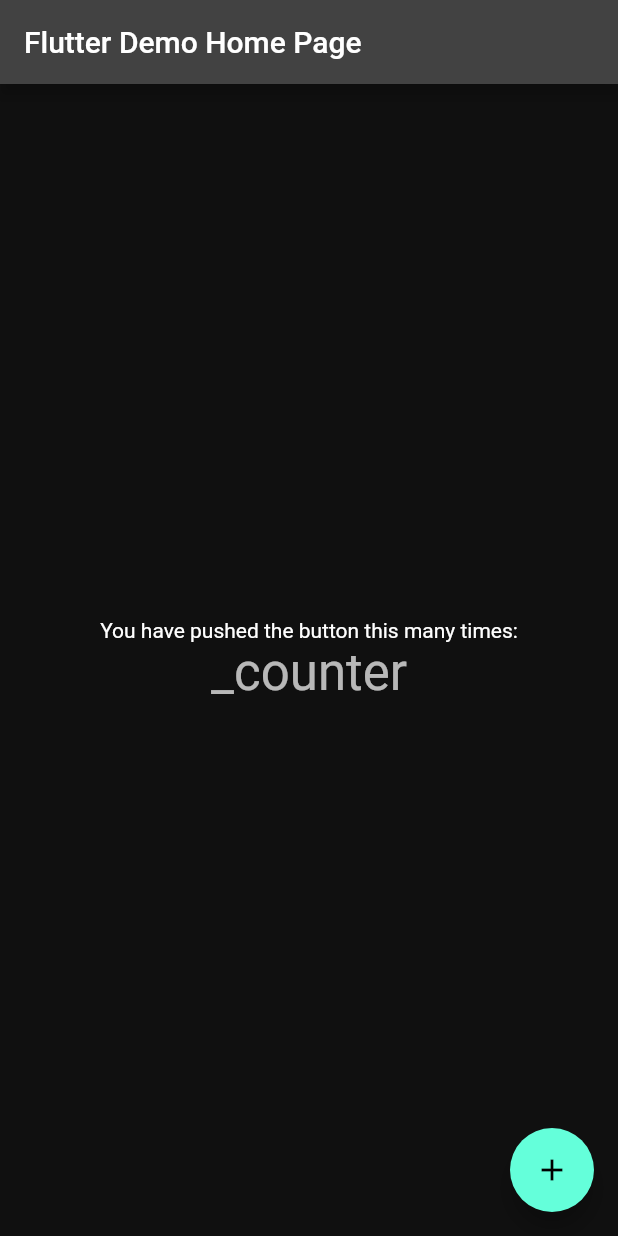
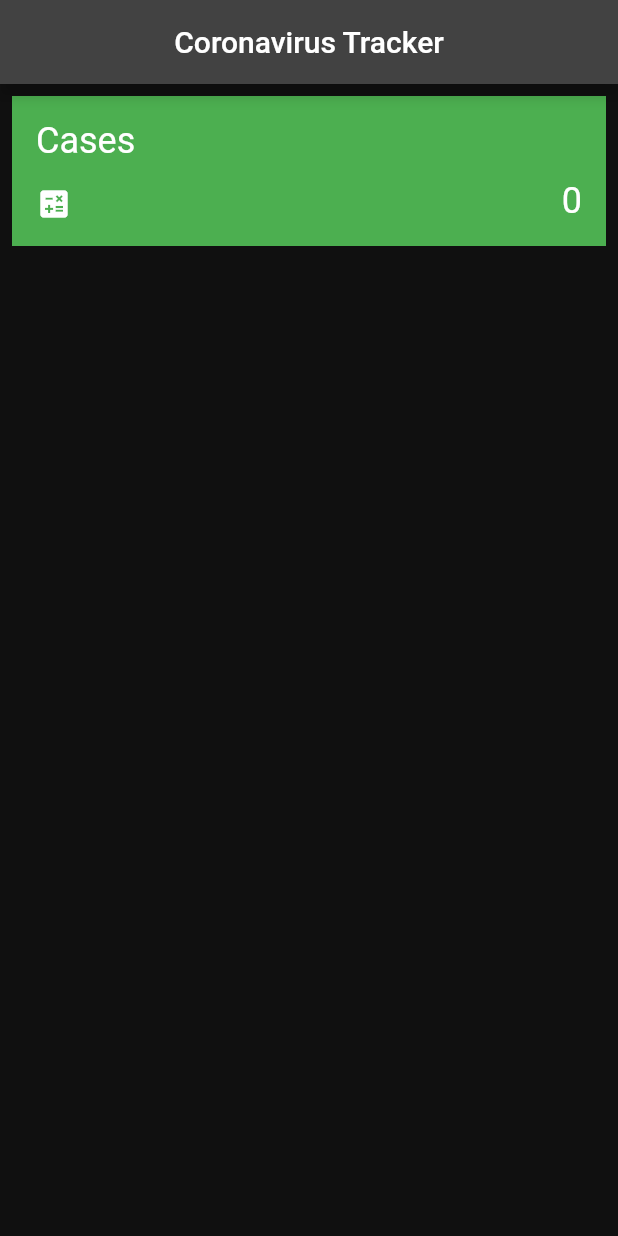
Before and after one commit to Mxhito/corona_api_app, a Flutter app: the screen it shows after launch, on a phone screen of 412 x 824 dp. Run offline on Flutter 3.47's test engine with Material 2 defaults, Android fonts, the phone set to English and light mode, and no system bars; network calls fail.

Commit message:
ui & fix

```diff
--- a/lib/app/repositories/data_repository.dart
+++ b/lib/app/repositories/data_repository.dart
@@ -6,19 +6,19 @@ class DataRepository {
   DataRepository({required this.apiService});
   final APIService apiService;
 
-  late String _accessToken;
+  String? _accessToken;
 
   Future<int> getEndpointData(Endpoint endpoint) async {
     try {
-      _accessToken = await apiService.getAccessToken();
+      _accessToken ??= await apiService.getAccessToken();
       return await apiService.getEndpointData(
-          accessToken: _accessToken, endpoint: endpoint);
+          accessToken: _accessToken ?? '', endpoint: endpoint);
     } on Response catch (response) {
       //if unauthorize, get access token again
       if (response.statusCode == 401) {
         _accessToken = await apiService.getAccessToken();
         return await apiService.getEndpointData(
-            accessToken: _accessToken, endpoint: endpoint);
+            accessToken: _accessToken ?? '', endpoint: endpoint);
       }
       rethrow;
     }
--- a/lib/app/services/api.dart
+++ b/lib/app/services/api.dart
@@ -14,10 +14,10 @@ class API {
 
   factory API.sandbox() => API(apiKey: APIKeys.ncovSandboxKey);
 
-  static const String host = 'https://ncov2019-admin.firebaseapp.com';
+  static const String host = 'ncov2019-admin.firebaseapp.com';
 
   Uri tokenUri() => Uri(
-        scheme: 'http',
+        scheme: 'https',
         host: host,
         path: 'token',
       );
--- a/lib/app/services/api_service.dart
+++ b/lib/app/services/api_service.dart
@@ -20,7 +20,7 @@ class APIService {
       }
     }
     print(
-        'Request ${api.tokenUri()} failed\nRessponse: ${responce.statusCode} ${responce.reasonPhrase}');
+        'Request ${api.tokenUri()} failed\nResponse: ${responce.statusCode} ${responce.reasonPhrase}');
     throw responce;
   }
 
@@ -43,7 +43,7 @@ class APIService {
       }
     }
     print(
-        'Request ${api.tokenUri()} failed\nRessponse: ${responce.statusCode} ${responce.reasonPhrase}');
+        'Request ${api.tokenUri()} failed\nResponse: ${responce.statusCode} ${responce.reasonPhrase}');
     throw responce;
   }
 
--- /dev/null
+++ b/lib/app/ui/dashboard.dart
@@ -0,0 +1,57 @@
+import 'package:corona_api_app/app/repositories/data_repository.dart';
+import 'package:corona_api_app/app/services/api.dart';
+import 'package:flutter/material.dart';
+import 'package:provider/provider.dart';
+
+import 'endpoint_card.dart';
+
+class Dashboard extends StatefulWidget {
+  const Dashboard({Key? key}) : super(key: key);
+
+  @override
+  State<Dashboard> createState() => _DashboardState();
+}
+
+class _DashboardState extends State<Dashboard> {
+  int? _cases;
+
+  Future<void> _updateData() async {
+    final dataRepository = Provider.of<DataRepository>(context, listen: false);
+    final cases = await dataRepository.getEndpointData(Endpoint.cases);
+    setState(() {
+      _cases = cases;
+    });
+  }
+
+  @override
+  void initState() {
+    super.initState();
+    _updateData();
+  }
+
+  @override
+  Widget build(BuildContext context) {
+    return Scaffold(
+      appBar: AppBar(
+        title: const Text('Coronavirus Tracker'),
+        centerTitle: true,
+      ),
+      body: SafeArea(
+        child: Padding(
+          padding: const EdgeInsets.all(8.0),
+          child: RefreshIndicator(
+            onRefresh: _updateData,
+            child: ListView(
+              children: [
+                EndpointCard(
+                  endpoint: Endpoint.cases,
+                  value: _cases ?? 0,
+                ),
+              ],
+            ),
+          ),
+        ),
+      ),
+    );
+  }
+}
--- /dev/null
+++ b/lib/app/ui/endpoint_card.dart
@@ -0,0 +1,45 @@
+import 'package:corona_api_app/app/services/api.dart';
+import 'package:flutter/material.dart';
+
+class EndpointCard extends StatelessWidget {
+  const EndpointCard({Key? key, required this.endpoint, required this.value})
+      : super(key: key);
+
+  final Endpoint endpoint;
+  final int value;
+
+  @override
+  Widget build(BuildContext context) {
+    return Container(
+      height: 100,
+      width: MediaQuery.of(context).size.width,
+      color: Colors.green,
+      padding: const EdgeInsets.all(8.0),
+      child: Stack(
+        children: [
+          Positioned(
+            top: 8.0,
+            left: 8.0,
+            child: Text(
+              'Cases',
+              style: Theme.of(context).textTheme.headline5,
+            ),
+          ),
+          const Positioned(
+            left: 8.0,
+            bottom: 8.0,
+            child: Icon(Icons.calculate),
+          ),
+          Positioned(
+            right: 8.0,
+            bottom: 8.0,
+            child: Text(
+              value.toString(),
+              style: Theme.of(context).textTheme.headline5,
+            ),
+          ),
+        ],
+      ),
+    );
+  }
+}
--- a/lib/main.dart
+++ b/lib/main.dart
@@ -1,3 +1,4 @@
+import 'package:corona_api_app/app/ui/dashboard.dart';
 import 'package:flutter/material.dart';
 
 import 'package:provider/provider.dart';
@@ -19,99 +20,12 @@
       create: (_) => DataRepository(apiService: APIService(API.sandbox())),
       child: MaterialApp(
         debugShowCheckedModeBanner: false,
-        title: 'Coronavirus Tracker',
         theme: ThemeData.dark().copyWith(
           scaffoldBackgroundColor: const Color(0xFF101010),
           canvasColor: const Color(0xFF222222),
         ),
-        home: const MyHomePage(title: 'Flutter Demo Home Page'),
+        home: const Dashboard(),
       ),
     );
   }
 }
-
-class MyHomePage extends StatefulWidget {
-  const MyHomePage({Key? key, required this.title}) : super(key: key);
-
-  // This widget is the home page of your application. It is stateful, meaning
-  // that it has a State object (defined below) that contains fields that affect
-  // how it looks.
-
-  // This class is the configuration for the state. It holds the values (in this
-  // case the title) provided by the parent (in this case the App widget) and
-  // used by the build method of the State. Fields in a Widget subclass are
-  // always marked "final".
-
-  final String title;
-
-  @override
-  State<MyHomePage> createState() => _MyHomePageState();
-}
-
-class _MyHomePageState extends State<MyHomePage> {
-  String accessToken = '';
-  // late int _cases;
-  // late int _deaths;
-
-  void _incrementCounter() {
-    setState(() {
-      // This call to setState tells the Flutter framework that something has
-      // changed in this State, which causes it to rerun the build method below
-      // so that the display can reflect the updated values. If we changed
-      // _counter without calling setState(), then the build method would not be
-      // called again, and so nothing would appear to happen.
-    });
-  }
-
-  @override
-  Widget build(BuildContext context) {
-    // This method is rerun every time setState is called, for instance as done
-    // by the _incrementCounter method above.
-    //
-    // The Flutter framework has been optimized to make rerunning build methods
-    // fast, so that you can just rebuild anything that needs updating rather
-    // than having to individually change instances of widgets.
-    return Scaffold(
-      appBar: AppBar(
-        // Here we take the value from the MyHomePage object that was created by
-        // the App.build method, and use it to set our appbar title.
-        title: Text(widget.title),
-      ),
-      body: Center(
-        // Center is a layout widget. It takes a single child and positions it
-        // in the middle of the parent.
-        child: Column(
-          // Column is also a layout widget. It takes a list of children and
-          // arranges them vertically. By default, it sizes itself to fit its
-          // children horizontally, and tries to be as tall as its parent.
-          //
-          // Invoke "debug painting" (press "p" in the console, choose the
-          // "Toggle Debug Paint" action from the Flutter Inspector in Android
-          // Studio, or the "Toggle Debug Paint" command in Visual Studio Code)
-          // to see the wireframe for each widget.
-          //
-          // Column has various properties to control how it sizes itself and
-          // how it positions its children. Here we use mainAxisAlignment to
-          // center the children vertically; the main axis here is the vertical
-          // axis because Columns are vertical (the cross axis would be
-          // horizontal).
-          mainAxisAlignment: MainAxisAlignment.center,
-          children: <Widget>[
-            const Text(
-              'You have pushed the button this many times:',
-            ),
-            Text(
-              '_counter',
-              style: Theme.of(context).textTheme.headline4,
-            ),
-          ],
-        ),
-      ),
-      floatingActionButton: FloatingActionButton(
-        onPressed: _incrementCounter,
-        tooltip: 'Increment',
-        child: const Icon(Icons.add),
-      ), // This trailing comma makes auto-formatting nicer for build methods.
-    );
-  }
-}
```
